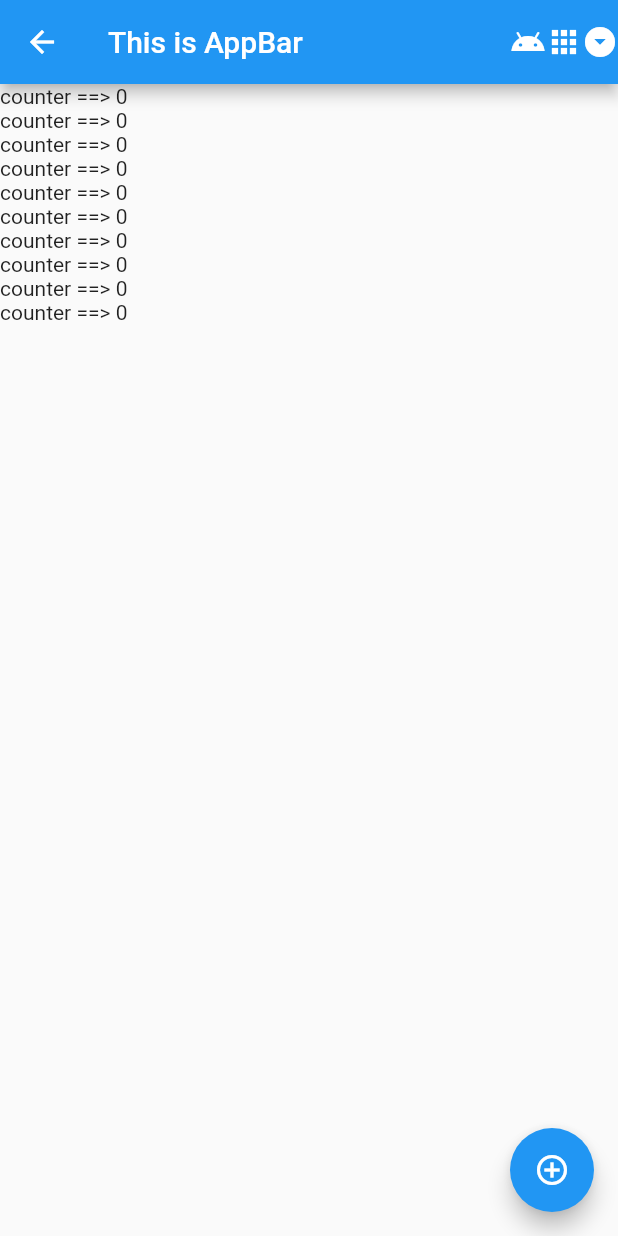
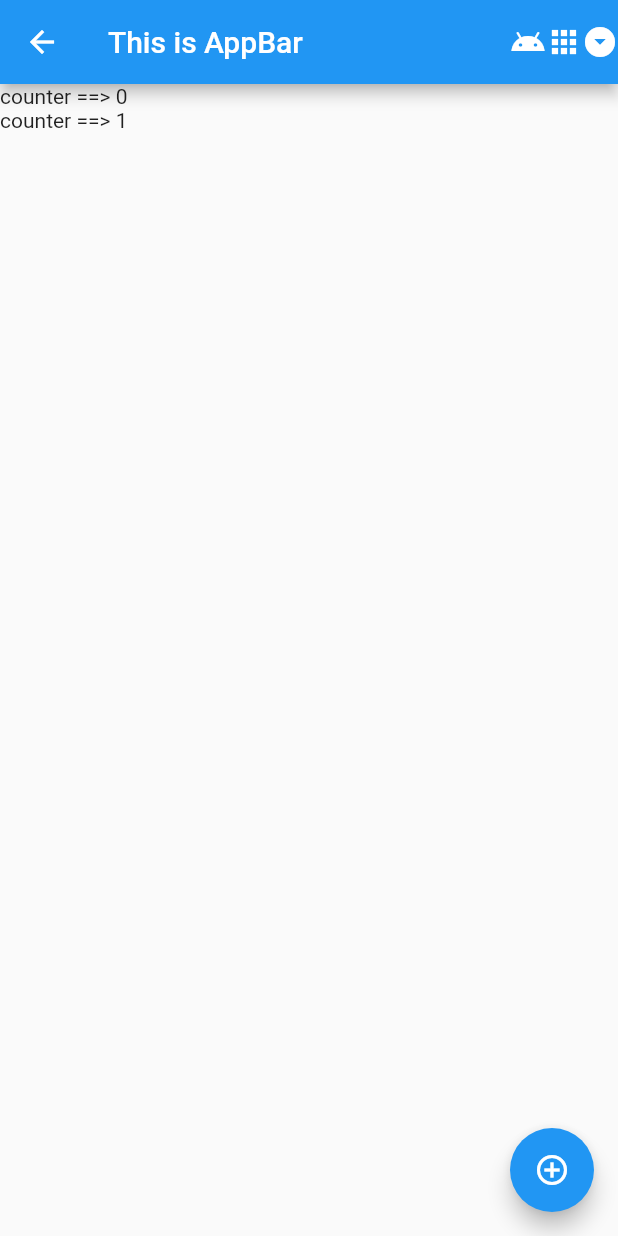
Before and after one commit to masterUNG/Hello_SSO, a Flutter app: the screen it shows after launch, after a tap on the "add circle outline" icon, on a phone screen of 412 x 824 dp. Run offline on Flutter 3.47's test engine with Material 2 defaults, Android fonts, the phone set to English and light mode, and no system bars.

Commit message:
ListView OK

```diff
--- a/lib/src/app.dart
+++ b/lib/src/app.dart
@@ -19,9 +19,9 @@ class AppState extends State<App> {
     return MaterialApp(
       home: Scaffold(
         body: ListView.builder(
-          itemCount: 10,
+          itemCount: contents.length,
           itemBuilder: (context, int index) {
-            return Text(contents[0]);
+            return Text(contents[index]);
           },
         ),
         appBar: AppBar(
@@ -39,6 +39,7 @@ class AppState extends State<App> {
             setState(() {
               counter += 1;
               print('counter = $counter');
+              contents.add('counter ==> $counter');
             });
           },
         ),
```
